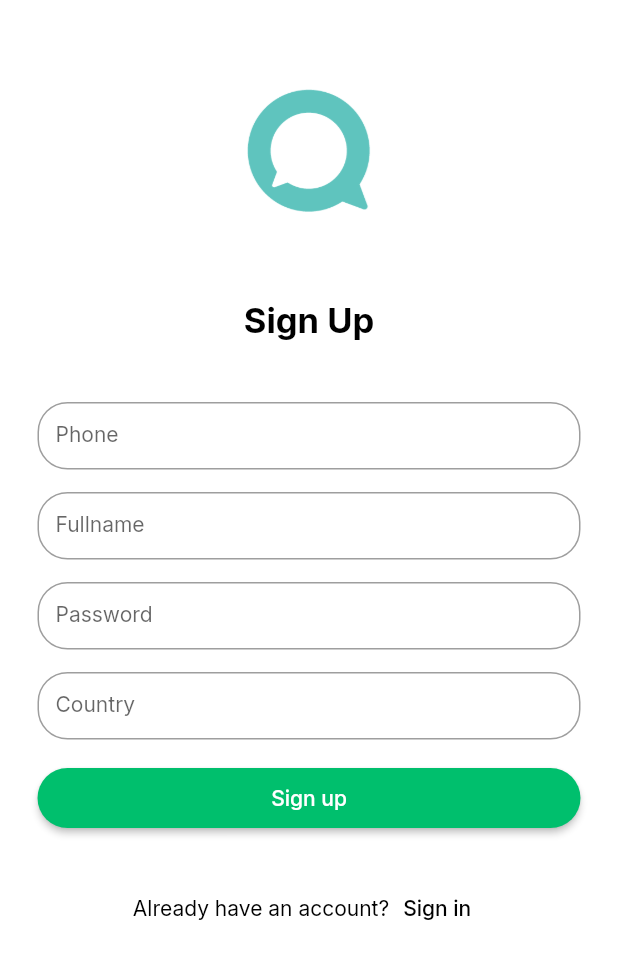
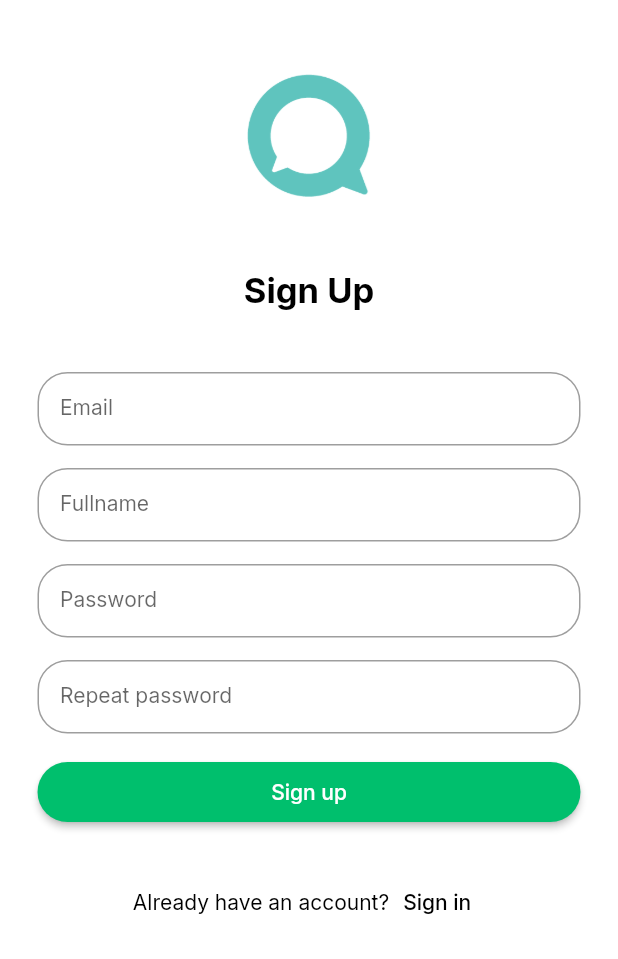
Before and after one commit to DAMHONGDUC/messengang-chat-app, a Flutter app: the SignUpScreen screen opened directly, on a phone screen of 412 x 824 dp. Shown: the top 959 px of the screen. Run offline on Flutter 3.47's test engine with Material 2 defaults, Android fonts, the phone set to English and light mode, and no system bars; our stand-ins replace firebase_auth, firebase_core, google_fonts, pinput; accounts and stored records are empty.

```diff
--- a/chat_app/lib/main.dart
+++ b/chat_app/lib/main.dart
@@ -1,8 +1,11 @@
 import 'package:chat_app/screens/welcome_screen.dart';
 import 'package:chat_app/theme.dart';
+import 'package:firebase_core/firebase_core.dart';
 import 'package:flutter/material.dart';
 
-void main() {
+void main() async {
+  WidgetsFlutterBinding.ensureInitialized();
+  await Firebase.initializeApp();
   runApp(const MyApp());
 }
 
--- /dev/null
+++ b/chat_app/lib/models/user.dart
@@ -0,0 +1,5 @@
+class MyUser {
+  String? email;
+  String? userID;
+  MyUser({this.email, this.userID});
+}
--- /dev/null
+++ b/chat_app/lib/providers/auth_provider.dart
@@ -0,0 +1,12 @@
+import 'package:flutter/material.dart';
+
+class SignUpProvider extends ChangeNotifier {
+  bool _isLoading = false;
+
+  get isLoading => _isLoading;
+
+  void set_isloading(bool val) {
+    _isLoading = val;
+    notifyListeners();
+  }
+}
--- a/chat_app/lib/screens/sign_up_screen.dart
+++ b/chat_app/lib/screens/sign_up_screen.dart
@@ -1,22 +1,80 @@
+import 'package:chat_app/providers/auth_provider.dart';
 import 'package:chat_app/screens/chats_screen.dart';
 import 'package:chat_app/screens/singn_in_screen.dart';
 import 'package:chat_app/screens/verification_screen.dart';
+import 'package:chat_app/services/auth.dart';
 import 'package:chat_app/values/app_asstets.dart';
 import 'package:flutter/material.dart';
 
-class SignUpScreen extends StatelessWidget {
+class SignUpScreen extends StatefulWidget {
   const SignUpScreen({Key? key}) : super(key: key);
 
   @override
+  State<SignUpScreen> createState() => _SignUpScreenState();
+}
+
+class _SignUpScreenState extends State<SignUpScreen> {
+  TextEditingController? email_TextEditingController;
+  TextEditingController? fullname_TextEditingController;
+  TextEditingController? password_TextEditingController;
+  TextEditingController? repeatPassword_TextEditingController;
+  final _formKey = GlobalKey<FormState>();
+  AuthMethods authMethods = new AuthMethods();
+
+  @override
+  void initState() {
+    email_TextEditingController = new TextEditingController();
+    fullname_TextEditingController = new TextEditingController();
+    password_TextEditingController = new TextEditingController();
+    repeatPassword_TextEditingController = new TextEditingController();
+    super.initState();
+  }
+
+  @override
+  void dispose() {
+    email_TextEditingController!.dispose();
+    fullname_TextEditingController!.dispose();
+    password_TextEditingController!.dispose();
+    repeatPassword_TextEditingController!.dispose();
+    super.dispose();
+  }
+
+  signUp() {
+    if (_formKey.currentState!.validate()) {
+      //context.read<SignUpProvider>().set_isloading(true);
+      authMethods.SignUp_WithEmailPasword(email_TextEditingController!.text,
+              password_TextEditingController!.text)
+          .then((val) {
+        print(val);
+        Navigator.push(
+            context,
+            MaterialPageRoute(
+                builder: (context) => VerificationScreen(
+                    email: email_TextEditingController!.text)));
+      });
+    }
+  }
+
+  @override
   Widget build(BuildContext context) {
-    return Scaffold(
+    return
+        // return MultiProvider(
+        //   providers: [ChangeNotifierProvider(create: (_) => SignUpProvider())],
+        //   child:
+        Scaffold(
       body: SafeArea(
-          child: SingleChildScrollView(
+          child: false //context.watch<SignUpProvider>().isLoading
+              ? Container(
+                  child: Center(
+                    child: CircularProgressIndicator(),
+                  ),
+                )
+              : SingleChildScrollView(
                   child: Column(
                     crossAxisAlignment: CrossAxisAlignment.center,
                     children: [
                       SizedBox(
-              height: 50,
+                        height: 40,
                       ),
                       Image.asset(
                         Assets.Logo,
@@ -24,7 +82,7 @@ class SignUpScreen extends StatelessWidget {
                         width: 100,
                       ),
                       SizedBox(
-              height: 50,
+                        height: 40,
                       ),
                       Text(
                         "Sign Up",
@@ -38,73 +96,93 @@ class SignUpScreen extends StatelessWidget {
                       ),
                       Padding(
                         padding: const EdgeInsets.all(25.0),
+                        child: Form(
+                          key: _formKey,
                           child: Column(
                             children: [
-                  Container(
-                    height: 45,
-                    child: TextFormField(
+                              TextFormField(
+                                validator: (val) {
+                                  return RegExp(
+                                              r'^(([^<>()[\]\\.,;:\s@\"]+(\.[^<>()[\]\\.,;:\s@\"]+)*)|(\".+\"))@((\[[0-9]{1,3}\.[0-9]{1,3}\.[0-9]{1,3}\.[0-9]{1,3}\])|(([a-zA-Z\-0-9]+\.)+[a-zA-Z]{2,}))$')
+                                          .hasMatch(val.toString())
+                                      ? null
+                                      : "Please enter a valid email";
+                                },
+                                controller: email_TextEditingController,
                                 decoration: const InputDecoration(
+                                    contentPadding: EdgeInsets.all(15.0),
                                     border: OutlineInputBorder(
-                              borderRadius:
-                                  BorderRadius.all(Radius.circular(20))),
-                          labelText: 'Phone',
+                                        borderRadius: BorderRadius.all(
+                                            Radius.circular(20))),
+                                    labelText: 'Email',
                                     labelStyle: TextStyle(fontSize: 14)),
                               ),
-                  ),
                               SizedBox(height: 15),
-                  Container(
-                    height: 45,
-                    child: TextFormField(
+                              TextFormField(
+                                validator: (val) {
+                                  return val.toString().isEmpty ||
+                                          val.toString().length < 2
+                                      ? "Please enter a valid fullname"
+                                      : null;
+                                },
+                                controller: fullname_TextEditingController,
                                 decoration: const InputDecoration(
+                                  contentPadding: EdgeInsets.all(15.0),
                                   border: OutlineInputBorder(
-                            borderRadius:
-                                BorderRadius.all(Radius.circular(20))),
+                                      borderRadius: BorderRadius.all(
+                                          Radius.circular(20))),
                                   labelText: 'Fullname',
                                   labelStyle: TextStyle(fontSize: 14),
                                 ),
                               ),
-                  ),
                               SizedBox(height: 15),
-                  Container(
-                    height: 45,
-                    child: TextFormField(
+                              TextFormField(
+                                validator: (val) {
+                                  return val.toString().length <= 7
+                                      ? "Please enter password 8+ character"
+                                      : null;
+                                },
+                                controller: password_TextEditingController,
                                 decoration: const InputDecoration(
+                                    contentPadding: EdgeInsets.all(15.0),
                                     border: OutlineInputBorder(
-                              borderRadius:
-                                  BorderRadius.all(Radius.circular(20))),
+                                        borderRadius: BorderRadius.all(
+                                            Radius.circular(20))),
                                     labelText: 'Password',
                                     labelStyle: TextStyle(fontSize: 14)),
                               ),
-                  ),
                               SizedBox(height: 15),
-                  Container(
-                    height: 45,
-                    child: TextFormField(
+                              TextFormField(
+                                validator: (val) {
+                                  return password_TextEditingController!.text ==
+                                          val
+                                      ? null
+                                      : "The password not match";
+                                },
+                                controller:
+                                    repeatPassword_TextEditingController,
                                 decoration: const InputDecoration(
+                                  contentPadding: EdgeInsets.all(15.0),
                                   border: OutlineInputBorder(
-                            borderRadius:
-                                BorderRadius.all(Radius.circular(20))),
-                        labelText: 'Country',
+                                      borderRadius: BorderRadius.all(
+                                          Radius.circular(20))),
+                                  labelText: 'Repeat password',
                                   labelStyle: TextStyle(fontSize: 14),
-                      ),
                                 ),
                               ),
                               SizedBox(height: 15),
                               ElevatedButton(
                                   onPressed: () {
-                        Navigator.push(
-                            context,
-                            MaterialPageRoute(
-                                builder: (context) => VerificationScreen(
-                                    number_phone: "+8435 521 1735")));
+                                    signUp();
                                   },
                                   style: ElevatedButton.styleFrom(
                                       minimumSize: Size.fromHeight(40),
                                       shape: new RoundedRectangleBorder(
-                              borderRadius:
-                                  BorderRadius.all(Radius.circular(20)))),
+                                          borderRadius: BorderRadius.all(
+                                              Radius.circular(20)))),
                                   child: Text('Sign up')),
                             ],
+                          ),
                         ),
                       ),
                       Row(
@@ -116,10 +194,7 @@ class SignUpScreen extends StatelessWidget {
                           ),
                           TextButton(
                               onPressed: () {
-                      Navigator.push(
-                          context,
-                          MaterialPageRoute(
-                              builder: (context) => SignInScreen()));
+                                Navigator.pop(context);
                               },
                               child: Text(
                                 'Sign in',
@@ -130,6 +205,7 @@ class SignUpScreen extends StatelessWidget {
                     ],
                   ),
                 )),
+      //),
     );
   }
 }
--- a/chat_app/lib/screens/verification_screen.dart
+++ b/chat_app/lib/screens/verification_screen.dart
@@ -3,9 +3,8 @@ import 'package:flutter/material.dart';
 import 'package:pinput/pinput.dart';
 
 class VerificationScreen extends StatelessWidget {
-  final String number_phone;
-  const VerificationScreen({Key? key, required this.number_phone})
-      : super(key: key);
+  final String email;
+  const VerificationScreen({Key? key, required this.email}) : super(key: key);
 
   @override
   Widget build(BuildContext context) {
@@ -44,7 +43,7 @@ class VerificationScreen extends StatelessWidget {
               height: 15,
             ),
             Text(
-              number_phone,
+              email,
               style:
                   TextStyle(color: Colors.black, fontWeight: FontWeight.bold),
             ),
--- /dev/null
+++ b/chat_app/lib/services/auth.dart
@@ -0,0 +1,48 @@
+import 'package:chat_app/models/user.dart';
+import 'package:firebase_auth/firebase_auth.dart';
+
+class AuthMethods {
+  final FirebaseAuth _auth = FirebaseAuth.instance;
+
+  MyUser? _userFromFirebase(User user) {
+    return user != null ? MyUser(userID: user.uid, email: user.email) : null;
+  }
+
+  Future SignIn_WithEmailPasword(String email, String password) async {
+    try {
+      UserCredential result = await _auth.signInWithEmailAndPassword(
+          email: email, password: password);
+      User? firebaseUser = result.user;
+      return _userFromFirebase(firebaseUser!);
+    } catch (e) {
+      print(e.toString());
+    }
+  }
+
+  Future SignUp_WithEmailPasword(String email, String password) async {
+    try {
+      UserCredential result = await _auth.createUserWithEmailAndPassword(
+          email: email, password: password);
+      User? firebaseUser = result.user;
+      return _userFromFirebase(firebaseUser!);
+    } catch (e) {
+      print(e.toString());
+    }
+  }
+
+  Future ResetPasword(String email) async {
+    try {
+      return await _auth.sendPasswordResetEmail(email: email);
+    } catch (e) {
+      print(e.toString());
+    }
+  }
+
+  Future SignOut(String email) async {
+    try {
+      return await _auth.signOut();
+    } catch (e) {
+      print(e.toString());
+    }
+  }
+}
--- a/chat_app/pubspec.yaml
+++ b/chat_app/pubspec.yaml
@@ -35,6 +35,10 @@ dependencies:
   cupertino_icons: ^1.0.2
   google_fonts: ^2.3.1
   pinput: ^2.2.7
+  firebase_auth: ^3.3.14
+  cloud_firestore: ^3.1.12
+  firebase_core: ^1.14.1
+  provider: ^4.3.3
 
 dev_dependencies:
   flutter_test:
```
Also changed, not shown: chat_app/pubspec.lock, 3 other files. Lines whose indentation alone changed are shown as unchanged.
